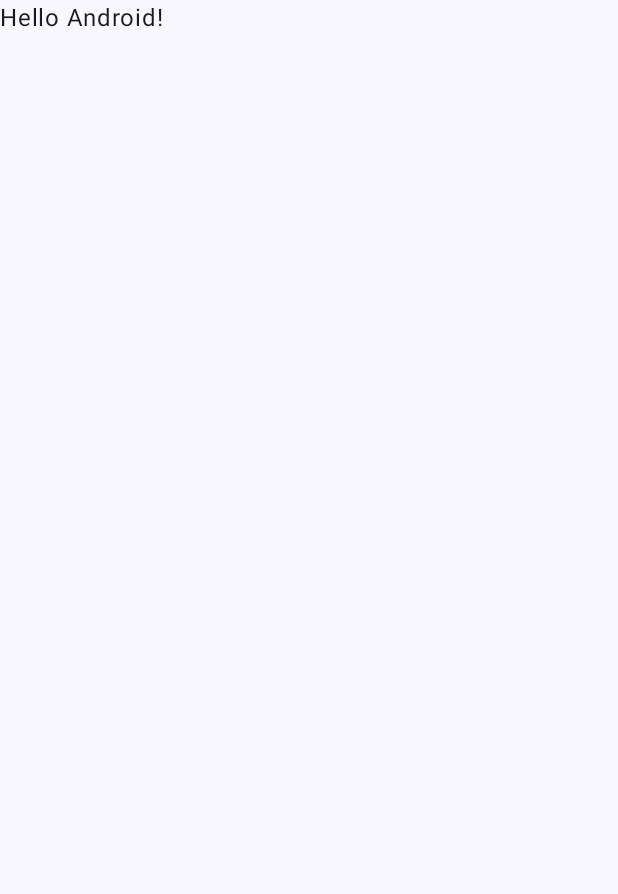
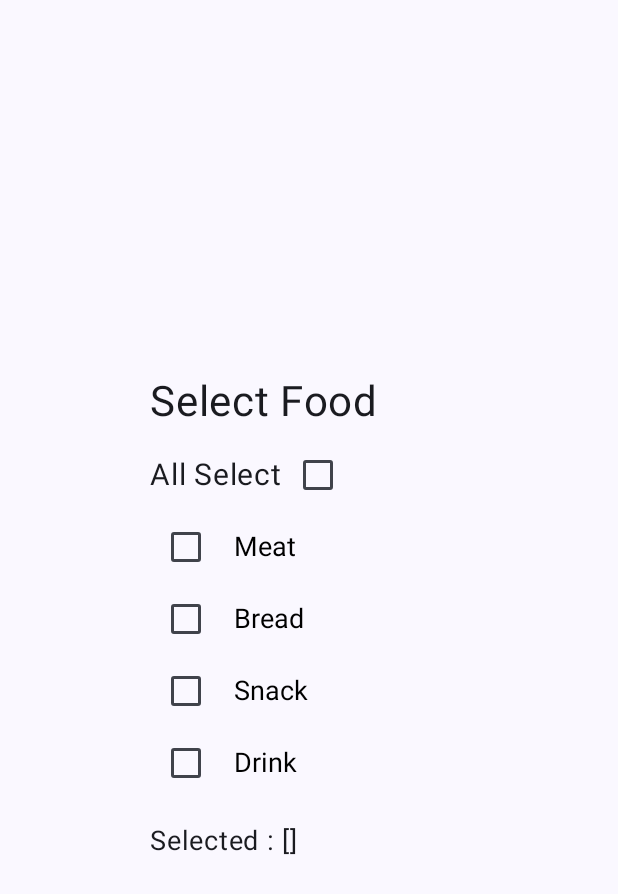
Before and after one commit to Notepad96/GreenGarden, an Android app built with Jetpack Compose: the screen it shows after launch (MainActivity), on a phone screen of 412 x 824 dp. Before the commit the part shown is almost empty. Shown: the top 894 px of the screen. Run offline under Robolectric (Android 15) with nearby library versions, the phone set to English and light mode, and no system bars.

Commit message:
Complete Project

```diff
--- a/Checkbox/app/src/main/java/sps/notepad96/checkbox/MainActivity.kt
+++ b/Checkbox/app/src/main/java/sps/notepad96/checkbox/MainActivity.kt
@@ -4,13 +4,30 @@ import android.os.Bundle
 import androidx.activity.ComponentActivity
 import androidx.activity.compose.setContent
 import androidx.activity.enableEdgeToEdge
+import androidx.compose.foundation.layout.Arrangement
+import androidx.compose.foundation.layout.Column
+import androidx.compose.foundation.layout.PaddingValues
+import androidx.compose.foundation.layout.Row
+import androidx.compose.foundation.layout.Spacer
 import androidx.compose.foundation.layout.fillMaxSize
+import androidx.compose.foundation.layout.height
 import androidx.compose.foundation.layout.padding
+import androidx.compose.foundation.layout.width
+import androidx.compose.foundation.text.ClickableText
+import androidx.compose.material3.Checkbox
 import androidx.compose.material3.Scaffold
 import androidx.compose.material3.Text
+import androidx.compose.material3.TriStateCheckbox
 import androidx.compose.runtime.Composable
+import androidx.compose.runtime.mutableStateListOf
+import androidx.compose.runtime.remember
+import androidx.compose.ui.Alignment
 import androidx.compose.ui.Modifier
-import androidx.compose.ui.tooling.preview.Preview
+import androidx.compose.ui.state.ToggleableState
+import androidx.compose.ui.text.AnnotatedString
+import androidx.compose.ui.text.SpanStyle
+import androidx.compose.ui.unit.dp
+import androidx.compose.ui.unit.sp
 import sps.notepad96.checkbox.ui.theme.CheckboxTheme
 
 class MainActivity : ComponentActivity() {
@@ -20,10 +37,7 @@ class MainActivity : ComponentActivity() {
         setContent {
             CheckboxTheme {
                 Scaffold(modifier = Modifier.fillMaxSize()) { innerPadding ->
-                    Greeting(
-                        name = "Android",
-                        modifier = Modifier.padding(innerPadding)
-                    )
+                    Main(innerPadding)
                 }
             }
         }
@@ -31,17 +45,53 @@ class MainActivity : ComponentActivity() {
 }
 
 @Composable
-fun Greeting(name: String, modifier: Modifier = Modifier) {
-    Text(
-        text = "Hello $name!",
-        modifier = modifier
-    )
-}
+fun Main(innerPadding: PaddingValues) {
+    val sample = listOf("Meat", "Bread", "Snack", "Drink")
+    val checkList = remember { mutableStateListOf(false, false, false, false) }
+    val allChecked = when {
+        checkList.all { it } -> ToggleableState.On
+        checkList.none { it } -> ToggleableState.Off
+        else -> ToggleableState.Indeterminate
+    }
 
-@Preview(showBackground = true)
-@Composable
-fun GreetingPreview() {
-    CheckboxTheme {
-        Greeting("Android")
+    Column(
+        modifier = Modifier
+            .padding(innerPadding)
+            .fillMaxSize()
+            .padding(start = 100.dp),
+        verticalArrangement = Arrangement.Center,
+    ) {
+        Text(text = "Select Food", fontSize = 28.sp)
+
+        Spacer(modifier = Modifier.height(8.dp))
+        Row(verticalAlignment = Alignment.CenterVertically) {
+            Text(text = "All Select", fontSize = 20.sp)
+            TriStateCheckbox(state = allChecked, onClick = {
+                val newState = allChecked != ToggleableState.On
+                checkList.forEachIndexed { index, _ ->
+                    checkList[index] = newState
+                }
+            })
+        }
+
+        sample.forEachIndexed { index, s ->
+            Row(
+                verticalAlignment = Alignment.CenterVertically,
+                horizontalArrangement = Arrangement.Center
+            ) {
+                Checkbox(checked = checkList[index], onCheckedChange = {
+                    checkList[index] = it
+                })
+                Spacer(modifier = Modifier.width(8.dp))
+                ClickableText(text = AnnotatedString(s, SpanStyle(fontSize = 18.sp))) {
+                    checkList[index] = !checkList[index]
+                }
+            }
+        }
+        Spacer(modifier = Modifier.height(16.dp))
+
+        Text("Selected : ${checkList.withIndex().filter { it.value }.map { sample[it.index] }}",
+            fontSize = 18.sp
+        )
     }
 }
```
